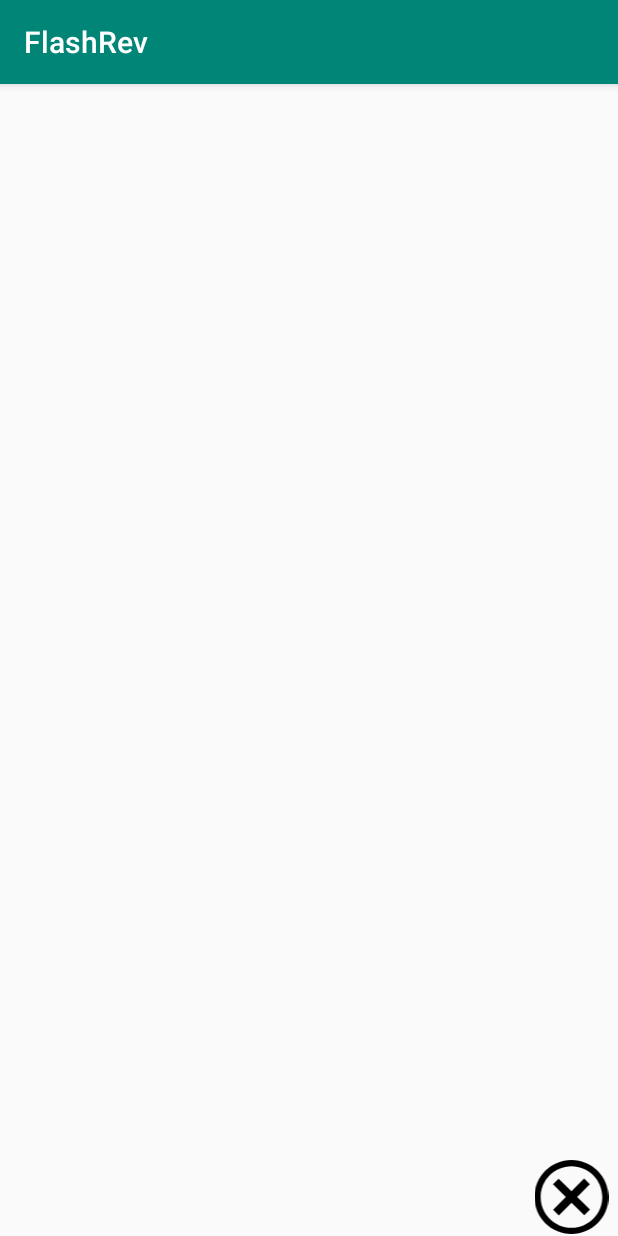
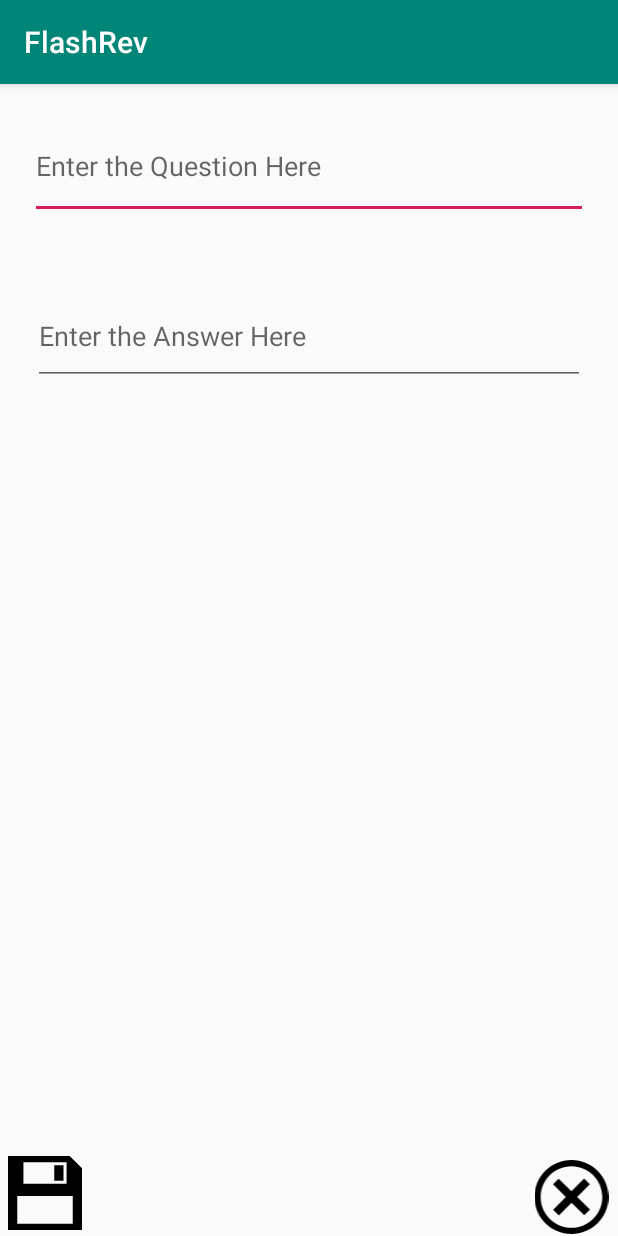
Before and after one commit to tranthai09/CodePathLab01, an Android app: the screen it shows after launch (AddCardActivity), after a tap on an icon or button, on a phone screen of 412 x 824 dp. Run offline under Robolectric (Android 15) with nearby library versions, the phone set to English and light mode, and no system bars; 3 other taps on this screen came first.

Commit message:
Fixed function of save and prevent crash of cancel

```diff
--- a/FlashRev/app/src/main/java/com/example/flashrev/MainActivity.java
+++ b/FlashRev/app/src/main/java/com/example/flashrev/MainActivity.java
@@ -4,6 +4,7 @@ import android.content.Intent;
 import android.os.Bundle;
 import android.view.View;
 import android.widget.ImageView;
+import android.widget.TextView;
 
 import androidx.appcompat.app.AppCompatActivity;
 
@@ -82,12 +83,40 @@ public class MainActivity extends AppCompatActivity {
             @Override
             public void onClick(View v) {
                 Intent intent = new Intent(MainActivity.this, AddCardActivity.class);
-                MainActivity.this.startActivity(intent);
+                //MainActivity.this.startActivity(intent);
+                MainActivity.this.startActivityForResult(intent, 100);
             }
         });
 
+    }
 
+    @Override
+    protected void onActivityResult(int requestCode, int resultCode, Intent data) {
+        super.onActivityResult(requestCode, resultCode, data);
+        /*if (requestCode == 100) { // this 100 needs to match the 100 we used when we called startActivityForResult!
+            String question = data.getExtras().getString("string1"); // 'string1' needs to match the key we used when we put the string in the Intent
+            String answer = data.getExtras().getString("string2");
 
+            ((TextView) findViewById(R.id.flashcard_question)).setText((question));
+            ((TextView) findViewById(R.id.flashcard_answer)).setText((answer));
+        }*/
+
+        /*if (data != null) {
+            String question = data.getExtras().getString("string1"); // 'string1' needs to match the key we used when we put the string in the Intent
+            String answer = data.getExtras().getString("string2");
+
+            ((TextView) findViewById(R.id.flashcard_question)).setText((question));
+            ((TextView) findViewById(R.id.flashcard_answer)).setText((answer));
+        }*/
+
+        if (resultCode == RESULT_OK) {
+
+            String question = data.getExtras().getString("string1"); // 'string1' needs to match the key we used when we put the string in the Intent
+            String answer = data.getExtras().getString("string2");
+
+            ((TextView) findViewById(R.id.flashcard_question)).setText((question));
+            ((TextView) findViewById(R.id.flashcard_answer)).setText((answer));
+        }
 
 
     }
--- a/FlashRev/app/src/main/res/layout/activity_add_card.xml
+++ b/FlashRev/app/src/main/res/layout/activity_add_card.xml
@@ -18,4 +18,36 @@
         app:layout_constraintEnd_toEndOf="parent"
         app:srcCompat="@drawable/cancel_icon" />
 
+    <ImageView
+        android:id="@+id/saveBtn"
+        android:layout_width="59dp"
+        android:layout_height="49dp"
+        android:layout_alignParentStart="true"
+        android:layout_alignParentEnd="true"
+        android:layout_alignParentBottom="true"
+        android:layout_marginStart="0dp"
+        android:layout_marginEnd="352dp"
+        android:layout_marginBottom="4dp"
+        app:layout_constraintBottom_toBottomOf="parent"
+        app:layout_constraintEnd_toEndOf="parent"
+        app:srcCompat="@drawable/save_icon" />
+
+    <EditText
+        android:id="@+id/editQuestion"
+        android:layout_width="match_parent"
+        android:layout_height="70dp"
+        android:layout_margin="20dp"
+        android:inputType="textMultiLine"
+        android:hint="Enter the Question Here" />
+
+    <EditText
+        android:id="@+id/editAnswer"
+        android:layout_width="368dp"
+        android:layout_height="65dp"
+        android:layout_alignParentTop="true"
+        android:layout_centerHorizontal="true"
+        android:layout_marginTop="135dp"
+        android:hint="Enter the Answer Here"
+        android:inputType="textMultiLine" />
+
 </RelativeLayout>
```
Also changed, not shown: FlashRev/app/src/main/java/com/example/flashrev/AddCardActivity.java (+20 -0 lines).
